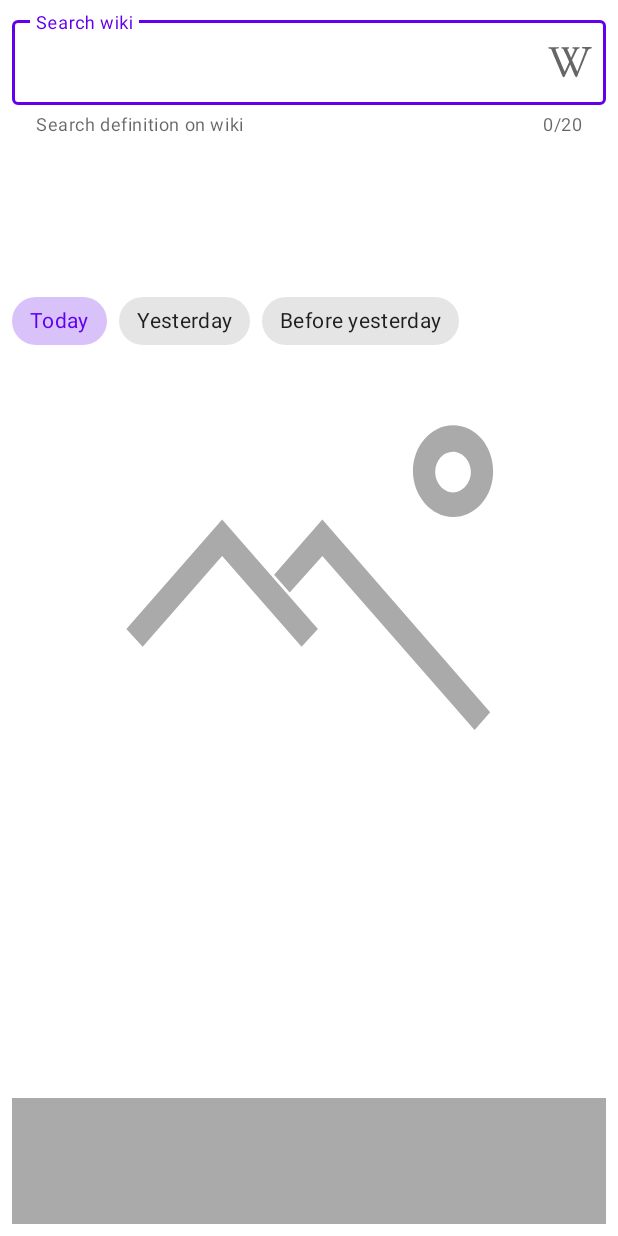
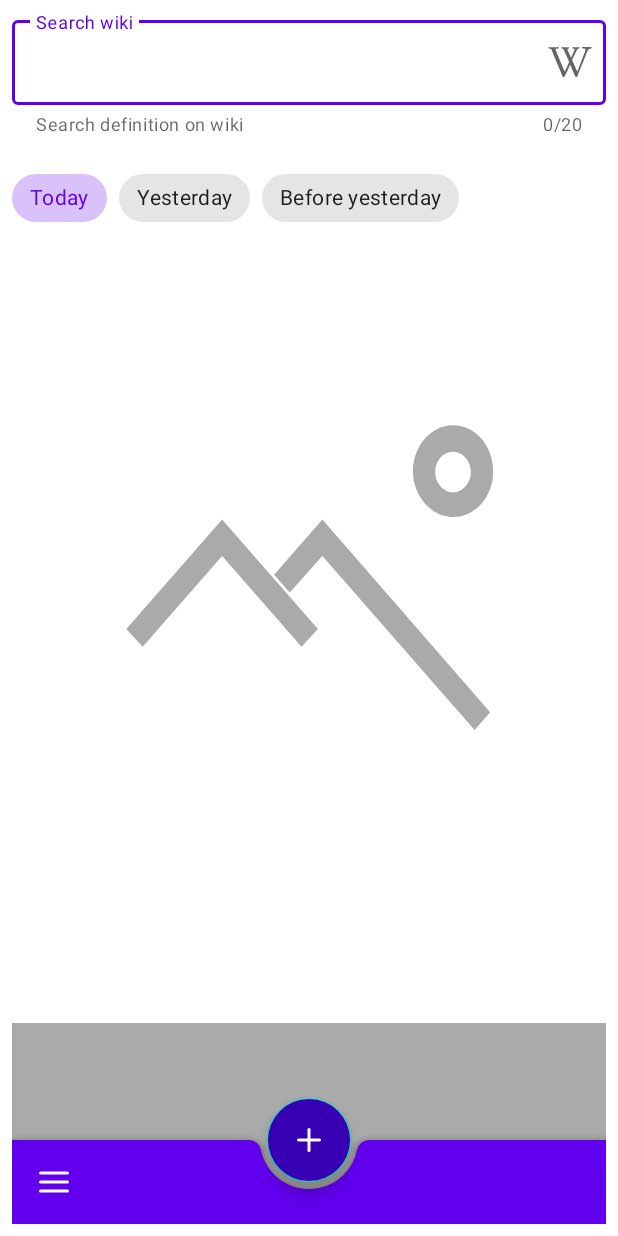
Before and after one commit to Tambosa/NasaAPOD, an Android app: the layout fragment_main.xml on its own in the app's theme, with its tools: preview values and no code run, on a phone screen of 412 x 824 dp. Run offline under Robolectric (Android 15) with nearby library versions, the light colour scheme and no system bars.

Commit message:
Homework1 part2

```diff
--- /dev/null
+++ b/app/src/main/res/drawable/ic_hamburger_menu_bottom_bar.xml
@@ -0,0 +1,27 @@
+<vector xmlns:android="http://schemas.android.com/apk/res/android"
+    android:width="24dp"
+    android:height="24dp"
+    android:viewportWidth="24"
+    android:viewportHeight="24">
+    <path
+        android:fillColor="#FFFFFF"
+        android:pathData="M3,12L21,12"
+        android:strokeWidth="2"
+        android:strokeColor="#FFFFFF"
+        android:strokeLineCap="round"
+        android:strokeLineJoin="round" />
+    <path
+        android:fillColor="#FFFFFF"
+        android:pathData="M3,6L21,6"
+        android:strokeWidth="2"
+        android:strokeColor="#FFFFFF"
+        android:strokeLineCap="round"
+        android:strokeLineJoin="round" />
+    <path
+        android:fillColor="#FFFFFF"
+        android:pathData="M3,18L21,18"
+        android:strokeWidth="2"
+        android:strokeColor="#FFFFFF"
+        android:strokeLineCap="round"
+        android:strokeLineJoin="round" />
+</vector>
--- /dev/null
+++ b/app/src/main/res/drawable/ic_plus_fab.xml
@@ -0,0 +1,20 @@
+<vector xmlns:android="http://schemas.android.com/apk/res/android"
+    android:width="24dp"
+    android:height="24dp"
+    android:viewportWidth="24"
+    android:viewportHeight="24">
+    <path
+        android:fillColor="#FFFFFF"
+        android:pathData="M12,5L12,19"
+        android:strokeWidth="2"
+        android:strokeColor="#FFFFFF"
+        android:strokeLineCap="round"
+        android:strokeLineJoin="round" />
+    <path
+        android:fillColor="#FFFFFF"
+        android:pathData="M5,12L19,12"
+        android:strokeWidth="2"
+        android:strokeColor="#FFFFFF"
+        android:strokeLineCap="round"
+        android:strokeLineJoin="round" />
+</vector>
--- a/app/src/main/res/layout/fragment_main.xml
+++ b/app/src/main/res/layout/fragment_main.xml
@@ -31,8 +31,8 @@
         android:id="@+id/chip_group"
         android:layout_width="match_parent"
         android:layout_height="wrap_content"
-        android:layout_marginTop="@dimen/margin_small"
-        app:layout_anchor="@id/image_view"
+        android:layout_marginTop="100dp"
+        app:layout_anchor="@id/input_edit_text"
         app:singleSelection="true">
 
         <com.google.android.material.chip.Chip
@@ -84,4 +84,24 @@
 
     <include layout="@layout/bottom_sheet" />
 
+    <com.google.android.material.bottomappbar.BottomAppBar
+        android:id="@+id/bottom_app_bar"
+        android:layout_width="match_parent"
+        android:layout_height="wrap_content"
+        android:layout_gravity="bottom"
+        app:backgroundTint="@color/purple_500"
+        app:fabAlignmentMode="center"
+        app:hideOnScroll="true"
+        app:layout_scrollFlags="scroll|enterAlways"
+        app:navigationIcon="@drawable/ic_hamburger_menu_bottom_bar" />
+
+    <com.google.android.material.floatingactionbutton.FloatingActionButton
+        android:id="@+id/fab"
+        android:layout_width="wrap_content"
+        android:layout_height="wrap_content"
+        android:backgroundTint="@color/purple_700"
+        app:layout_anchor="@id/bottom_app_bar"
+        app:srcCompat="@drawable/ic_plus_fab"
+        app:tint="#FFFFFF" />
+
 </androidx.coordinatorlayout.widget.CoordinatorLayout>
--- a/app/src/main/res/values/dimens.xml
+++ b/app/src/main/res/values/dimens.xml
@@ -1,7 +1,7 @@
 <?xml version="1.0" encoding="utf-8"?>
 <resources>
     <dimen name="margin_small">8dp</dimen>
-    <dimen name="bottom_sheet_peak_height">100dp</dimen>
+    <dimen name="bottom_sheet_peak_height">150dp</dimen>
     <dimen name="bottom_sheet_line_width">25dp</dimen>
     <dimen name="bottom_sheet_line_height">1dp</dimen>
     <dimen name="text_large">32sp</dimen>
--- a/app/src/main/res/values/strings.xml
+++ b/app/src/main/res/values/strings.xml
@@ -7,4 +7,9 @@
     <string name="today">Today</string>
     <string name="yesterday">Yesterday</string>
     <string name="before_yesterday">Before yesterday</string>
+    <string name="favourite">Favourite</string>
+    <string name="settings">Settings</string>
+    <string name="first_screen">First screen</string>
+    <string name="second_screen">Second Screen</string>
+    <string name="search">Search</string>
 </resources>
```
Also changed, not shown: app/src/main/java/com/aroman/nasaapod/BottomNavigationDrawerFragment.kt (added, +32 -0 lines), app/src/main/java/com/aroman/nasaapod/MainFragment.kt (+53 -3 lines), app/src/main/res/drawable/ic_archive.xml (added, +27 -0 lines), app/src/main/res/drawable/ic_back_fab.xml (added, +20 -0 lines), app/src/main/res/drawable/ic_favourite_menu.xml (added, +13 -0 lines), app/src/main/res/drawable/ic_search.xml (added, +20 -0 lines), app/src/main/res/drawable/ic_send.xml (added, +20 -0 lines), app/src/main/res/drawable/ic_settings_menu.xml (added, +20 -0 lines), app/src/main/res/layout/navigation_drawer_layout.xml (added, +19 -0 lines), app/src/main/res/menu/bottom_navigation_menu.xml (added, +13 -0 lines), app/src/main/res/menu/main_menu.xml (added, +16 -0 lines), app/src/main/res/menu/secondary_menu.xml (added, +10 -0 lines).
